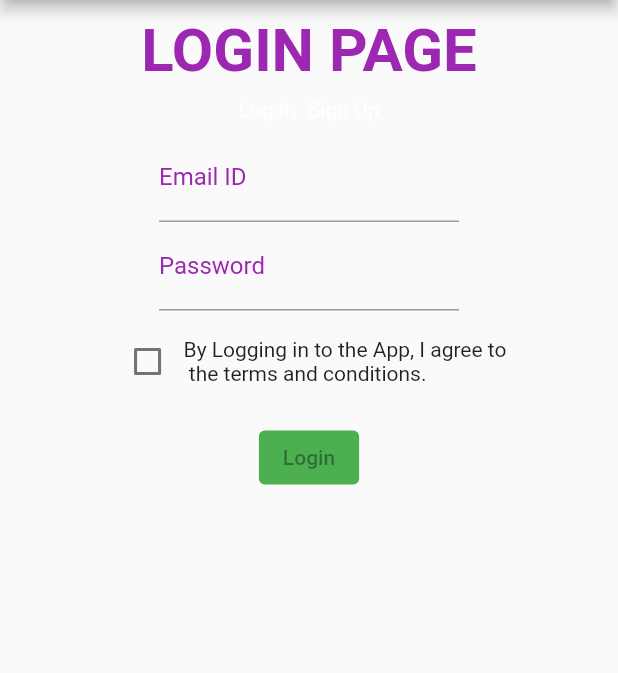
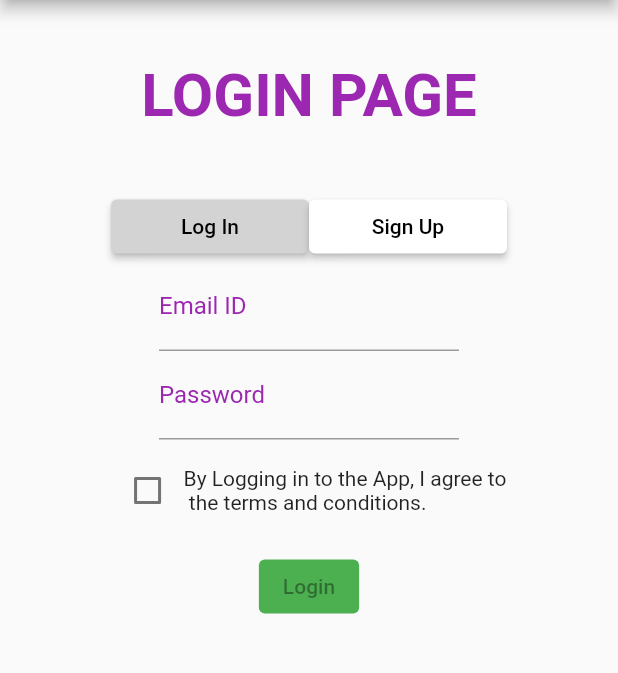
Before and after one commit to nikunj6636/Kidventures, a Flutter app: the screen it shows after launch, on a phone screen of 412 x 824 dp, the part 84-757 px from its top. Run offline on Flutter 3.47's test engine with Material 2 defaults, Android fonts, the phone set to English and light mode, and no system bars; our stand-ins replace accordion, geocoding, geolocator; missing offline and left inert: dropdownfield2, flat_3d_button, flutter_timer_countdown, multiselect; Roboto replaces fonts that are missing (name).

Commit message:
design authentication page

```diff
--- a/frontend/lib/authentication_module/authen_main.dart
+++ b/frontend/lib/authentication_module/authen_main.dart
@@ -14,6 +14,7 @@ class _AuthenticationPage extends State<AuthenticationPage> {
   // decide to signin / signup
 
   bool is_signin = true;
+  final PageController controller = PageController();
 
   @override
   Widget build(BuildContext context) {
@@ -24,13 +25,15 @@ class _AuthenticationPage extends State<AuthenticationPage> {
             appBar: AppBar(
               title: const Text('Authentication Page'),
             ),
-            body: SingleChildScrollView(
-                child: Center(
-                    child: Column(children: [
+            body:
+                // SingleChildScrollView(
+                // child:
+                Container(
+                    child: Center(
+                        child: Column(children: [
               SizedBox(
-                height: 10,
+                height: 40,
               ),
-
               Text(is_signin ? 'LOGIN PAGE' : 'SIGN UP PAGE',
                   style: TextStyle(
                     fontFamily: AutofillHints.name,
@@ -38,12 +41,22 @@ class _AuthenticationPage extends State<AuthenticationPage> {
                     fontSize: 40,
                     color: Colors.purple,
                   )),
-
-              // Buttons for toggling
-              ButtonBar(
-                mainAxisSize: MainAxisSize.min,
+              SizedBox(
+                height: 40,
+              ),
+              Row(
+                mainAxisAlignment: MainAxisAlignment.center,
                 children: [
-                  Flat3dButton(
+                  ElevatedButton(
+                    style: ButtonStyle(
+                      minimumSize: MaterialStateProperty.all(Size(
+                        Theme.of(context).buttonTheme.minWidth * 1.5,
+                        Theme.of(context).buttonTheme.height,
+                      )),
+                      backgroundColor: is_signin == true
+                          ? MaterialStatePropertyAll<Color>(Color(0xFFD3D3D3))
+                          : MaterialStatePropertyAll<Color>(Colors.white),
+                    ),
                     onPressed: () {
                       setState(() {
                         is_signin = true;
@@ -53,13 +66,20 @@ class _AuthenticationPage extends State<AuthenticationPage> {
                       'Log In',
                       style: TextStyle(
                         color: Colors
-                            .white, // Replace with your desired font color
+                            .black, // Replace with your desired font color
                       ),
                     ),
-                    color:
-                        is_signin == true ? Colors.deepPurple : Colors.purple,
                   ),
-                  Flat3dButton(
+                  ElevatedButton(
+                    style: ButtonStyle(
+                      minimumSize: MaterialStateProperty.all(Size(
+                        Theme.of(context).buttonTheme.minWidth * 1.5,
+                        Theme.of(context).buttonTheme.height,
+                      )), // Set the height of the button from the theme
+                      backgroundColor: is_signin == false
+                          ? MaterialStatePropertyAll<Color>(Color(0xFFD3D3D3))
+                          : MaterialStatePropertyAll<Color>(Colors.white),
+                    ),
                     onPressed: () {
                       setState(() {
                         is_signin = false;
@@ -69,15 +89,36 @@ class _AuthenticationPage extends State<AuthenticationPage> {
                       'Sign Up',
                       style: TextStyle(
                         color: Colors
-                            .white, // Replace with your desired font color
+                            .black, // Replace with your desired font color
                       ),
                     ),
-                    color:
-                        is_signin == false ? Colors.deepPurple : Colors.purple,
                   )
                 ],
               ),
-              is_signin ? SignInPage() : SignUpPage(),
-            ])))));
+              Expanded(
+                  child: PageView(
+                controller: controller,
+                onPageChanged: (value) {
+                  setState(() {
+                    if (value == 0) {
+                      is_signin = true;
+                    } else {
+                      is_signin = false;
+                    }
+                  });
+                  print(value);
+                },
+                children: <Widget>[
+                  SignInPage(),
+                  SignUpPage(),
+                ],
+              )),
+
+              // Buttons for toggling
+              // ButtonBar(
+              //   mainAxisSize: MainAxisSize.min,
+            ]))
+                    // )
+                    )));
   }
 }
--- a/frontend/lib/authentication_module/details.dart
+++ b/frontend/lib/authentication_module/details.dart
@@ -37,7 +37,7 @@ class _DetailsPage extends State<DetailsPage> {
       return 2;
     else {
       final response = await http.post(
-        Uri.parse('http://10.1.128.246:5000/parent/signup'),
+        Uri.parse('http://192.168.122.1:5000/parent/signup'),
         headers: <String, String>{
           'Content-Type': 'application/json; charset=UTF-8',
         },
--- a/frontend/lib/authentication_module/otp.dart
+++ b/frontend/lib/authentication_module/otp.dart
@@ -26,7 +26,7 @@ class _OTPPage extends State<OTPPage> {
   Future<void> sendOTP() async {
     // send OTP to email and fetch it from backend
     final response = await http.post(
-      Uri.parse('http://10.1.128.246:5000/parent/sendOTP'),
+      Uri.parse('http://192.168.122.1:5000/parent/sendOTP'),
       headers: <String, String>{
         'Content-Type': 'application/json; charset=UTF-8',
       },
--- a/frontend/lib/authentication_module/signin.dart
+++ b/frontend/lib/authentication_module/signin.dart
@@ -42,7 +42,7 @@ class _SignInPage extends State<SignInPage> {
       return 2;
     else {
       final response = await http.post(
-        Uri.parse('http://10.1.128.246:5000/parent/signin'),
+        Uri.parse('http://192.168.122.1:5000/parent/signin'),
         headers: <String, String>{
           'Content-Type': 'application/json; charset=UTF-8',
         },
--- a/frontend/lib/authentication_module/signup.dart
+++ b/frontend/lib/authentication_module/signup.dart
@@ -45,7 +45,7 @@ class _SignUpPage extends State<SignUpPage> {
     else if (password != confirmPassword) return 3;
 
     final response = await http.post(
-      Uri.parse('http://10.1.128.246:5000/parent/checkemail'),
+      Uri.parse('http://192.168.122.1:5000/parent/checkemail'),
       headers: <String, String>{
         'Content-Type': 'application/json; charset=UTF-8',
       },
```
Also changed, not shown: frontend/lib/booking_module/activity.dart (+3 -5 lines), frontend/lib/booking_module/location.dart (+2 -5 lines), frontend/lib/booking_module/select_center.dart (deleted, +0 -180 lines), frontend/lib/profile/profile.dart (+7 -5 lines).
